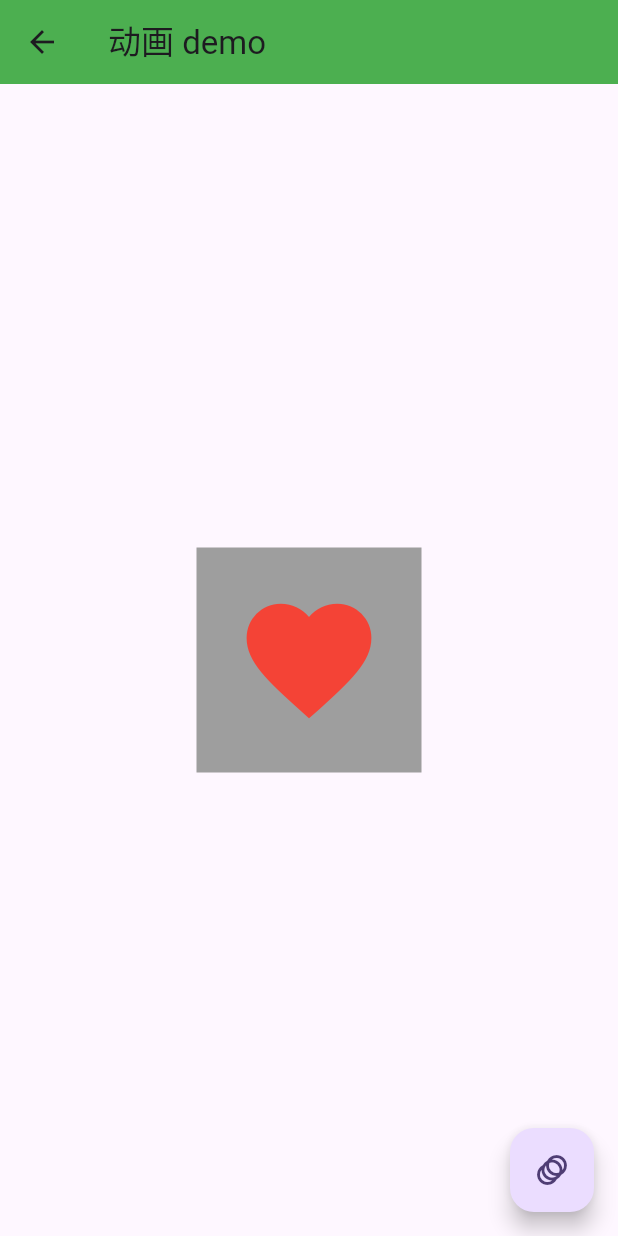
After one commit to jinweizhao/flutter_template, a Flutter app: the AnimationDemoPage screen opened by its route, after a tap on the "animation" icon, on a phone screen of 412 x 824 dp. The commit adds this screen. Run offline on Flutter 3.47's test engine with Material 3 defaults, Android fonts, the phone set to English and light mode, and no system bars; our stand-ins replace dio, google_sign_in, pretty_dio_logger, shared_preferences; accounts and stored records are empty; network calls fail.

Commit message:
增加动画 demo 页面

```diff
--- a/app/lib/JJRouter.dart
+++ b/app/lib/JJRouter.dart
@@ -1,6 +1,7 @@
 import 'package:flutter/material.dart';
 
 import 'pages/about/AboutPage.dart';
+import 'pages/animationDemo/AnimationDemoPage.dart';
 import 'pages/main/main.dart';
 import 'pages/unknown/unknown_page.dart';
 
@@ -10,6 +11,8 @@ class JJRouter {
     JJAboutPage.routeName: (context) => const JJAboutPage(),
 
     WZMainPage.routeName: (context) => const WZMainPage(),
+
+    AnimationDemoPage.routeName: (context) => const AnimationDemoPage(),
   };
 
   static final String initialRoute = WZMainPage.routeName;
--- /dev/null
+++ b/app/lib/pages/animationDemo/AnimationDemoPage.dart
@@ -0,0 +1,91 @@
+import 'package:flutter/material.dart';
+
+class AnimationDemoPage extends StatefulWidget {
+  static String routeName = "/AnimationDemoPage";
+  const AnimationDemoPage({super.key});
+
+  @override
+  State<AnimationDemoPage> createState() => _AnimationDemoPageState();
+}
+
+class _AnimationDemoPageState extends State<AnimationDemoPage>
+    with SingleTickerProviderStateMixin {
+  //late 显式声明一个非空的变量，但不初始化   /    延迟初始化变量（类似 swift lazy）
+  late AnimationController controller;
+  late Animation animation;
+
+  @override
+  void initState() {
+    super.initState();
+    controller =
+        AnimationController(vsync: this, duration: const Duration(seconds: 1))
+          ..repeat();
+    // controller.addListener(() {
+    //   setState(() {});
+    // });
+    animation = CurvedAnimation(parent: controller, curve: Curves.linear);
+    animation = Tween(begin: 0.0, end: 1.0).animate(controller);
+    // 4.控制动画的翻转
+    controller.addStatusListener((status) {
+      debugPrint("addStatusListener  $status");
+      if (status == AnimationStatus.completed) {
+        controller.reverse();
+      } else if (status == AnimationStatus.dismissed) {
+        controller.forward();
+      }
+    });
+    controller.stop();
+  }
+
+  @override
+  Widget build(BuildContext context) {
+    return Scaffold(
+        appBar: AppBar(
+          title: const Text("动画 demo"),
+          backgroundColor: Colors.green,
+        ),
+        body: ConstrainedBox(
+          constraints: const BoxConstraints(minWidth: double.infinity),
+          child: Column(
+            mainAxisAlignment: MainAxisAlignment.center,
+            crossAxisAlignment: CrossAxisAlignment.center,
+            children: [
+              Container(
+                  width: 150,
+                  height: 150,
+                  color: Colors.grey,
+                  child: AnimatedBuilder(
+                    animation: animation,
+                    builder: (ctx, child) {
+                      return Transform.scale(
+                        scale: controller.value,
+                        child: child,
+                      );
+                    },
+                    child: const Icon(
+                      Icons.favorite,
+                      color: Colors.red,
+                      size: 100,
+                    ),
+                  )),
+            ],
+          ),
+        ),
+        floatingActionButton: FloatingActionButton(
+          onPressed: () {
+            if (!controller.isAnimating) {
+              controller.forward();
+            } else {
+              controller.stop();
+            }
+          },
+          child: const Icon(Icons.animation),
+        ));
+  }
+
+  @override
+  void dispose() {
+    controller.dispose();
+    super.dispose();
+  }
+}
--- a/app/lib/pages/profile/profile_content.dart
+++ b/app/lib/pages/profile/profile_content.dart
@@ -1,6 +1,7 @@
 import 'dart:math';
 
 import 'package:flutter/material.dart';
+import 'package:flutter_template/pages/animationDemo/AnimationDemoPage.dart';
 
 import '../about/AboutPage.dart';
 
@@ -31,6 +32,15 @@ class _ProfileContentState extends State<ProfileContent> {
             },
             child: const Text('to detail'),
           ),
+          TextButton(
+            style: TextButton.styleFrom(
+                textStyle: const TextStyle(fontSize: 20),
+                backgroundColor: Colors.red),
+            onPressed: () {
+              Navigator.of(context).pushNamed(AnimationDemoPage.routeName);
+            },
+            child: const Text('To Animation Demo'),
+          ),
           Text(
             widget._message,
             style: const TextStyle(fontSize: 20, color: Colors.red),
```
